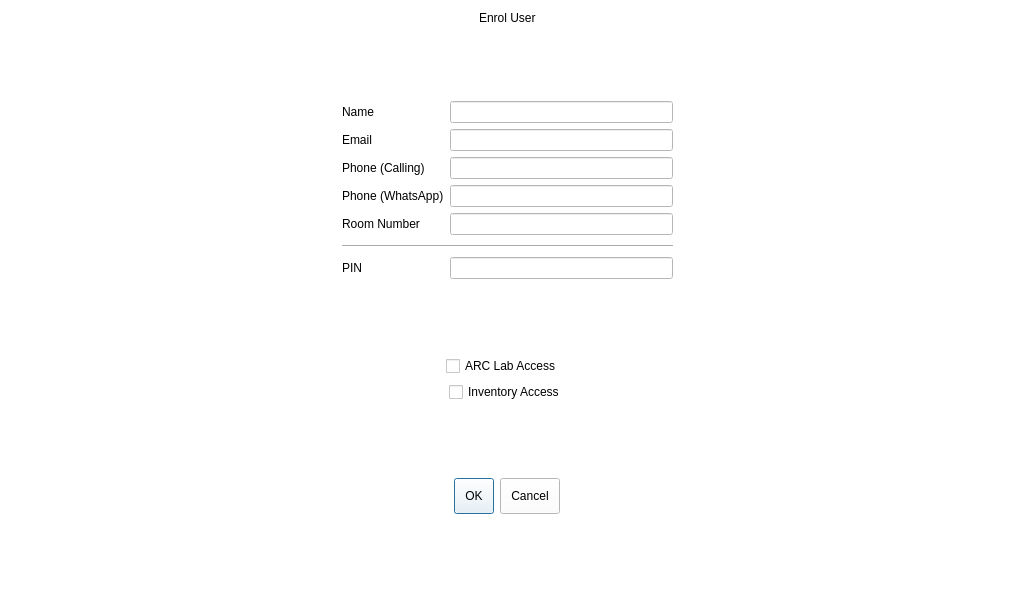
Before: the Qt Designer form enrol.ui in arc-bphc/sims-gui, drawn with Qt 5.
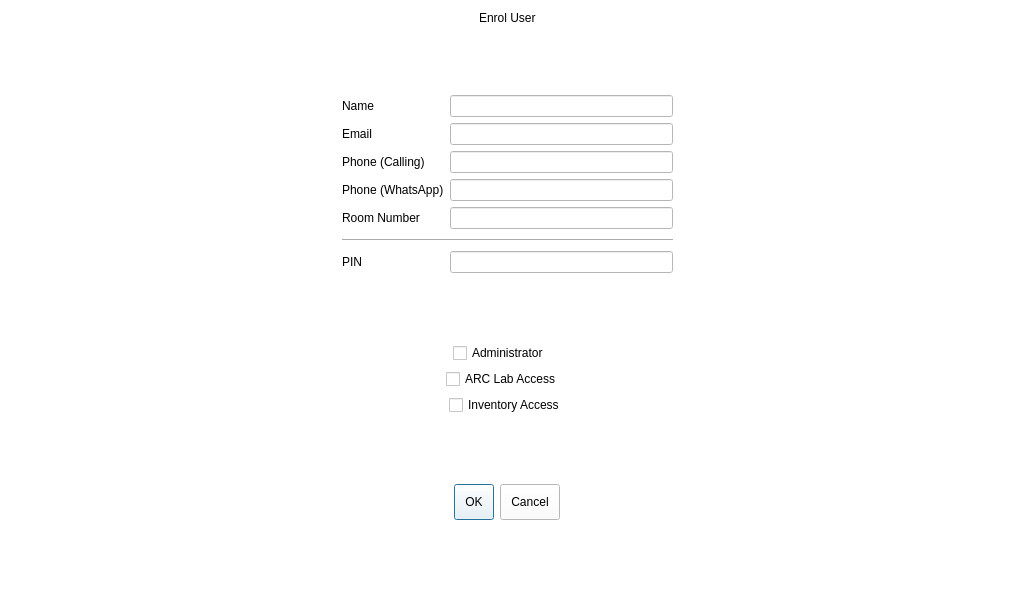
After: the same form once the commit is applied.

Patch:
```diff
--- a/enrol.ui
+++ b/enrol.ui
@@ -50,20 +50,13 @@
        </property>
       </widget>
      </item>
-     <item row="4" column="0" alignment="Qt::AlignHCenter">
+     <item row="5" column="0" alignment="Qt::AlignHCenter">
       <widget class="QCheckBox" name="labAccess">
        <property name="text">
         <string>ARC Lab Access  </string>
        </property>
       </widget>
      </item>
-     <item row="7" column="0" alignment="Qt::AlignHCenter">
-      <widget class="QDialogButtonBox" name="buttonBox">
-       <property name="standardButtons">
-        <set>QDialogButtonBox::Cancel|QDialogButtonBox::Ok</set>
-       </property>
-      </widget>
-     </item>
      <item row="2" column="0">
       <layout class="QGridLayout" name="gridLayout_2">
        <item row="4" column="1">
@@ -155,6 +148,19 @@
        </item>
       </layout>
      </item>
+     <item row="9" column="0">
+      <spacer name="verticalSpacer_4">
+       <property name="orientation">
+        <enum>Qt::Vertical</enum>
+       </property>
+       <property name="sizeHint" stdset="0">
+        <size>
+         <width>20</width>
+         <height>40</height>
+        </size>
+       </property>
+      </spacer>
+     </item>
      <item row="1" column="0">
       <spacer name="verticalSpacer_2">
        <property name="orientation">
@@ -168,7 +174,7 @@
        </property>
       </spacer>
      </item>
-     <item row="6" column="0">
+     <item row="7" column="0">
       <spacer name="verticalSpacer_3">
        <property name="orientation">
         <enum>Qt::Vertical</enum>
@@ -181,20 +187,14 @@
        </property>
       </spacer>
      </item>
-     <item row="8" column="0">
-      <spacer name="verticalSpacer_4">
-       <property name="orientation">
-        <enum>Qt::Vertical</enum>
+     <item row="8" column="0" alignment="Qt::AlignHCenter">
+      <widget class="QDialogButtonBox" name="buttonBox">
+       <property name="standardButtons">
+        <set>QDialogButtonBox::Cancel|QDialogButtonBox::Ok</set>
        </property>
-       <property name="sizeHint" stdset="0">
-        <size>
-         <width>20</width>
-         <height>40</height>
-        </size>
-       </property>
-      </spacer>
+      </widget>
      </item>
-     <item row="5" column="0" alignment="Qt::AlignHCenter">
+     <item row="6" column="0" alignment="Qt::AlignHCenter">
       <widget class="QCheckBox" name="inventoryAccess">
        <property name="text">
         <string>Inventory Access</string>
@@ -214,6 +214,13 @@
        </property>
       </spacer>
      </item>
+     <item row="4" column="0" alignment="Qt::AlignHCenter">
+      <widget class="QCheckBox" name="adminPriv">
+       <property name="text">
+        <string>Administrator    </string>
+       </property>
+      </widget>
+     </item>
     </layout>
    </item>
    <item row="0" column="2">
```
